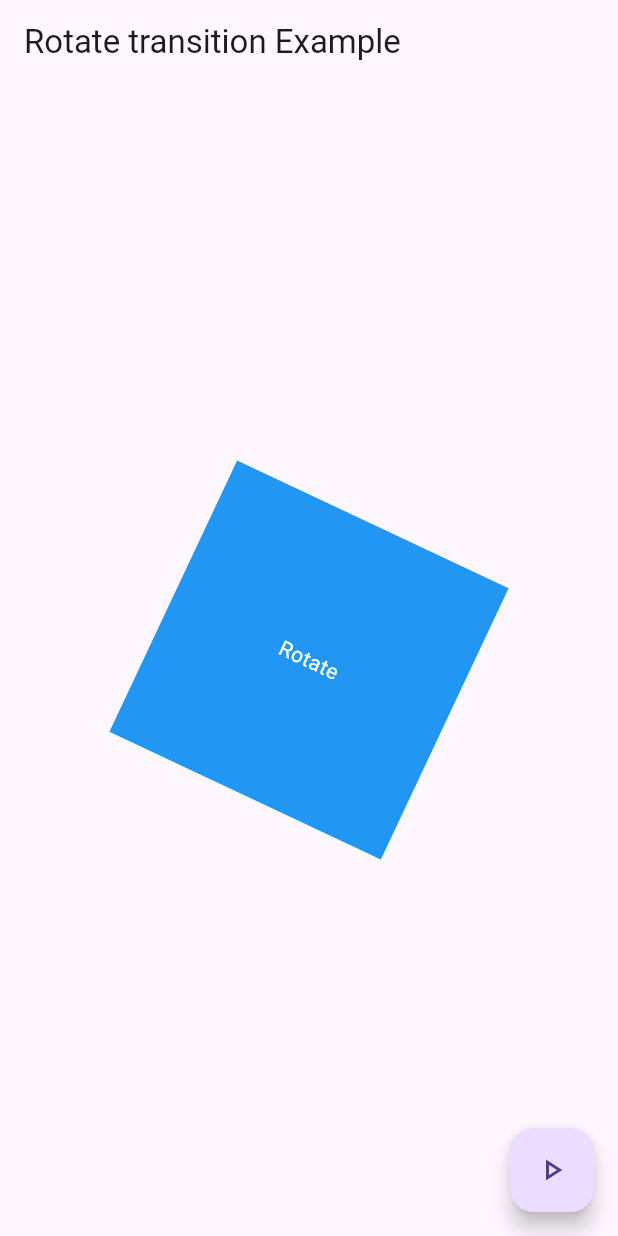
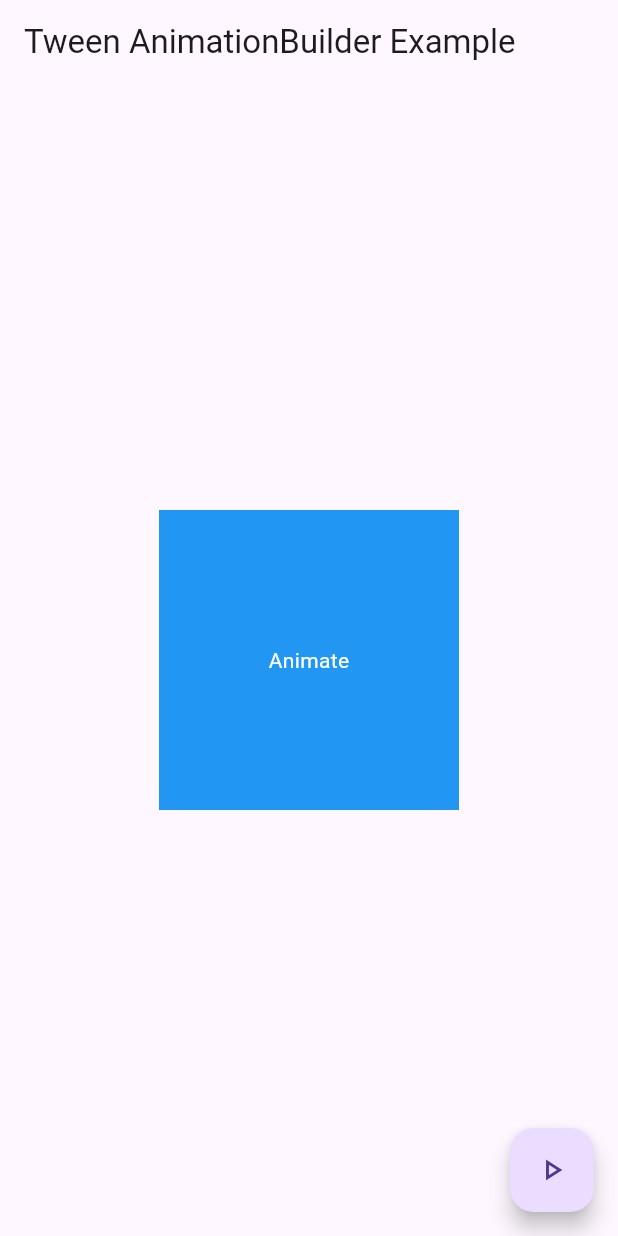
Before and after one commit to Nandanacb/Animation, a Flutter app: the screen it shows after launch, after a tap on the "play arrow" icon, on a phone screen of 412 x 824 dp. Run offline on Flutter 3.47's test engine with Material 3 defaults, Android fonts, the phone set to English and light mode, and no system bars.

Commit message:
anime 28/9/24

```diff
--- a/lib/main.dart
+++ b/lib/main.dart
@@ -2,6 +2,7 @@ import 'package:animations/animatedcontainer.dart';
 import 'package:animations/fadetransition.dart';
 import 'package:animations/rotatetransition.dart';
 import 'package:animations/slidertransition.dart';
+import 'package:animations/tweentransition.dart';
 import 'package:flutter/material.dart';
 
 void main() {
@@ -16,7 +17,7 @@ class MyApp extends StatelessWidget {
   Widget build(BuildContext context) {
     return MaterialApp(
       debugShowCheckedModeBanner: false,
-      home: RotateTransitionDemo(),
+      home: TweenAnimationBuilderExample(),
     );
   }
 }
--- /dev/null
+++ b/lib/tweentransition.dart
@@ -0,0 +1,54 @@
+
+
+import 'package:flutter/material.dart';
+
+class TweenAnimationBuilderExample extends StatefulWidget{
+  const TweenAnimationBuilderExample({super.key});
+
+  @override
+  State<TweenAnimationBuilderExample> createState()=> _TweenAnimationBuilderExampleState();
+
+}
+
+class _TweenAnimationBuilderExampleState extends State<TweenAnimationBuilderExample>
+
+       {
+        bool _isLarge=false;
+
+        @override
+        Widget build(BuildContext context){
+          return Scaffold(
+            appBar: AppBar(
+              title: Text("Tween AnimationBuilder Example"),
+            ),
+            body: Center(
+              child:TweenAnimationBuilder (
+                tween: Tween<double>(begin: 100,end: _isLarge? 200:100),
+              duration:Duration(seconds: 1),
+              builder:(context,size,child) {
+                return Container(
+                width: size,
+                height: size,
+                color: Colors.blue,
+                child: child,
+                );
+              },
+              child:Center(
+                child: Text('Animate',style: TextStyle(color: Colors.white,
+                ),),
+              )
+              ),
+            ),
+             floatingActionButton: FloatingActionButton(
+              child:Icon(Icons.play_arrow_outlined),
+              onPressed:(){
+               setState((){
+                _isLarge =!_isLarge;
+               });
+                },
+
+          )
+            );
+        }
+
+  }
```
